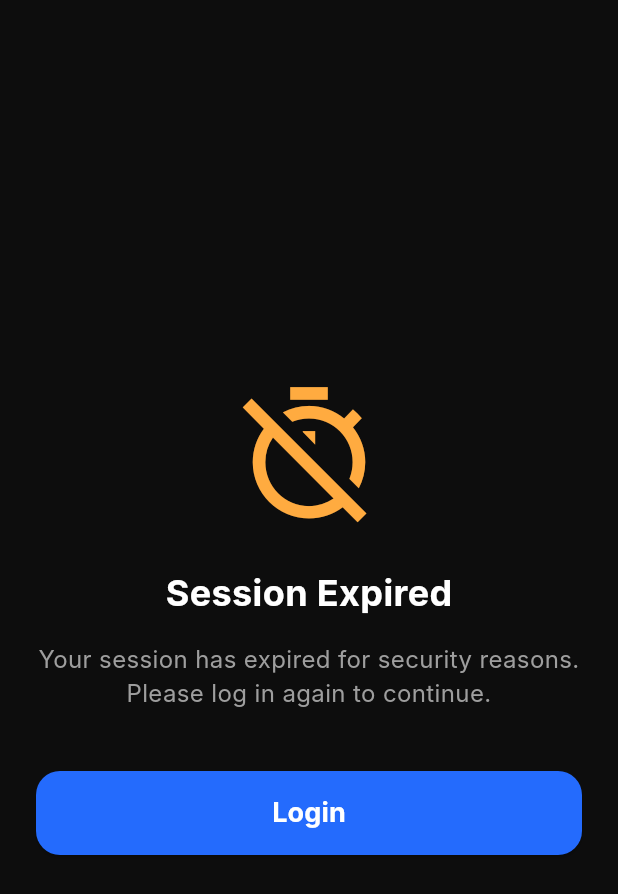
After one commit to youssefsa-bit/smart-study-buddy, a Flutter app: the SessionExpiredScreen screen opened by its route, on a phone screen of 412 x 824 dp. The commit adds this screen. Shown: the top 894 px of the screen. Run offline on Flutter 3.47's test engine with Material 3 defaults, Android fonts, the light colour scheme and no system bars; our stand-ins replace dio, dotted_border, equatable, file_picker, flutter_bloc, get_it and 3 more; accounts and stored records are empty; generated files the repository leaves out were written again; Roboto replaces fonts that are missing (Inter).

Commit message:
session_expired_screen.dart added for security

```diff
--- a/lib/core/routes/app_routes.dart
+++ b/lib/core/routes/app_routes.dart
@@ -4,6 +4,7 @@ import 'package:study_buddy/features/summary/presentation/pages/summary_screen.d
 
 import '../../features/auth/presentation/pages/login_page.dart';
 import '../../features/auth/presentation/pages/register_page.dart';
+import '../../features/auth/presentation/pages/session_expired_screen.dart';
 import '../../features/flashcards/presentation/pages/flashcard_screen.dart';
 import '../../features/main_layout/presentation/pages/main_screen.dart';
 import '../../features/mcq/presentation/pages/mcq_screen.dart';
@@ -28,19 +29,25 @@ class AppRoutes {
         final args = settings.arguments as Map<String, dynamic>;
 
         return MaterialPageRoute(
-          builder: (_) =>
-              FlashcardScreen(pdfId: args['pdfId'],resultId: args['resultId'], fileName: args['fileName']),
+          builder: (_) => FlashcardScreen(
+              pdfId: args['pdfId'],
+              resultId: args['resultId'],
+              fileName: args['fileName']),
         );
       case AppRoutesName.summarize:
         final args = settings.arguments as Map<String, dynamic>;
         return MaterialPageRoute(
             builder: (_) => SummaryScreen(
-                pdfId: args['pdfId'],resultId: args['resultId'],fileName: args['fileName']));
+                pdfId: args['pdfId'],
+                resultId: args['resultId'],
+                fileName: args['fileName']));
       case AppRoutesName.mcq:
         final args = settings.arguments as Map<String, dynamic>;
         return MaterialPageRoute(
-          builder: (_) =>
-              McqScreen(pdfId: args['pdfId'],resultId: args['resultId'], fileName: args['fileName']),
+          builder: (_) => McqScreen(
+              pdfId: args['pdfId'],
+              resultId: args['resultId'],
+              fileName: args['fileName']),
         );
       case AppRoutesName.editProfile:
         final profileBloc = settings.arguments as ProfileBloc;
@@ -58,6 +65,9 @@ class AppRoutes {
             child: const ChangePasswordScreen(),
           ),
         );
+
+      case AppRoutesName.sessionExpired:
+        return MaterialPageRoute(builder: (_) => const SessionExpiredScreen());
       default:
         return MaterialPageRoute(
           builder: (_) => Scaffold(
--- a/lib/core/routes/app_routes_name.dart
+++ b/lib/core/routes/app_routes_name.dart
@@ -8,4 +8,6 @@ class AppRoutesName {
   static const String summarize = '/summarize';
   static const String mcq = '/mcq';
   static const String editProfile = '/edit_profile';
-  static const String changePassword = '/change_password';}
+  static const String changePassword = '/change_password';
+  static const String sessionExpired = '/session_expired';
+}
--- /dev/null
+++ b/lib/features/auth/presentation/pages/session_expired_screen.dart
@@ -0,0 +1,76 @@
+import 'package:flutter/material.dart';
+import 'package:flutter_gen/gen_l10n/app_localizations.dart';
+import '../../../../core/constants/app_colors.dart';
+import '../../../../core/routes/app_routes_name.dart';
+import '../../../../core/utils/app_sizes.dart';
+
+class SessionExpiredScreen extends StatelessWidget {
+  const SessionExpiredScreen({super.key});
+
+  @override
+  Widget build(BuildContext context) {
+    final loc = AppLocalizations.of(context)!;
+
+    return Scaffold(
+      backgroundColor: AppColors.background,
+      body: Center(
+        child: Padding(
+          padding: const EdgeInsets.all(AppSizes.p24),
+          child: Column(
+            mainAxisAlignment: MainAxisAlignment.center,
+            children: [
+              const Icon(
+                Icons.timer_off_outlined,
+                size: 100,
+                color: Colors.orangeAccent,
+              ),
+              AppSizes.gapV24,
+              Text(
+                loc.sessionExpiredTitle,
+                style: const TextStyle(
+                  color: Colors.white,
+                  fontSize: 24,
+                  fontWeight: FontWeight.bold,
+                ),
+              ),
+              AppSizes.gapV16,
+              Text(
+                loc.sessionExpiredDesc,
+                textAlign: TextAlign.center,
+                style: const TextStyle(color: Colors.grey, fontSize: 16),
+              ),
+              const SizedBox(height: 40),
+              SizedBox(
+                width: double.infinity,
+                height: 56,
+                child: ElevatedButton(
+                  style: ElevatedButton.styleFrom(
+                    backgroundColor: AppColors.primaryBlue,
+                    shape: RoundedRectangleBorder(
+                      borderRadius: BorderRadius.circular(16),
+                    ),
+                  ),
+                  onPressed: () {
+                    Navigator.pushNamedAndRemoveUntil(
+                      context,
+                      AppRoutesName.login,
+                          (route) => false,
+                    );
+                  },
+                  child: Text(
+                    loc.login,
+                    style: const TextStyle(
+                      color: Colors.white,
+                      fontSize: 18,
+                      fontWeight: FontWeight.bold,
+                    ),
+                  ),
+                ),
+              ),
+            ],
+          ),
+        ),
+      ),
+    );
+  }
+}
--- a/lib/features/profile/presentation/manager/profile_bloc.dart
+++ b/lib/features/profile/presentation/manager/profile_bloc.dart
@@ -53,9 +53,10 @@ class ProfileBloc extends Bloc<ProfileEvent, ProfileState> {
       emit(state.copyWith(status: ProfileStatus.loading, action: ProfileAction.logout));
       try {
         await logoutUseCase.call();
+
         emit(state.copyWith(status: ProfileStatus.success, action: ProfileAction.logout));
       } catch (e) {
-        emit(state.copyWith(status: ProfileStatus.error, action: ProfileAction.logout, errorMessage: e.toString()));
+        emit(state.copyWith(status: ProfileStatus.success, action: ProfileAction.logout));
       }
     });
   }
--- a/lib/l10n/app_ar.arb
+++ b/lib/l10n/app_ar.arb
@@ -123,5 +123,7 @@
   "historyTypeQuiz": "اختبار",
   "historyTypeFlashcards": "بطاقات",
   "historyTypeSummary": "ملخص",
-  "historyTypeDocument": "مستند"
+  "historyTypeDocument": "مستند",
+  "sessionExpiredTitle": "انتهت جلسة الدخول",
+  "sessionExpiredDesc": "عفواً، انتهت صلاحية الجلسة الخاصة بك لدواعي أمنية. يرجى تسجيل الدخول مرة أخرى للاستمرار."
 }
--- a/lib/l10n/app_en.arb
+++ b/lib/l10n/app_en.arb
@@ -129,5 +129,7 @@
   "historyTypeQuiz": "Quiz",
   "historyTypeFlashcards": "Flashcards",
   "historyTypeSummary": "Summary",
-  "historyTypeDocument": "Document"
+  "historyTypeDocument": "Document",
+  "sessionExpiredTitle": "Session Expired",
+  "sessionExpiredDesc": "Your session has expired for security reasons. Please log in again to continue."
 }
--- a/pubspec.yaml
+++ b/pubspec.yaml
@@ -45,6 +45,7 @@ dependencies:
   file_picker: ^10.3.10
   dotted_border: ^2.1.0
   shared_preferences: ^2.5.3
+  jwt_decoder: ^2.0.1
 
 dev_dependencies:
 
```
Also changed, not shown: lib/core/services/network_service.dart (+9 -3 lines), lib/features/profile/data/datasources/profile_remote_data_source.dart (+6 -2 lines), lib/main.dart (+19 -3 lines), pubspec.lock.
